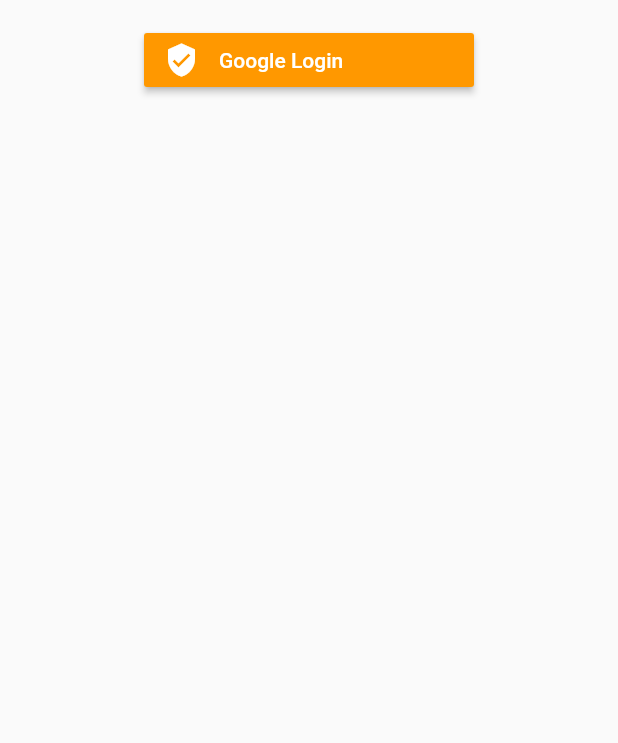
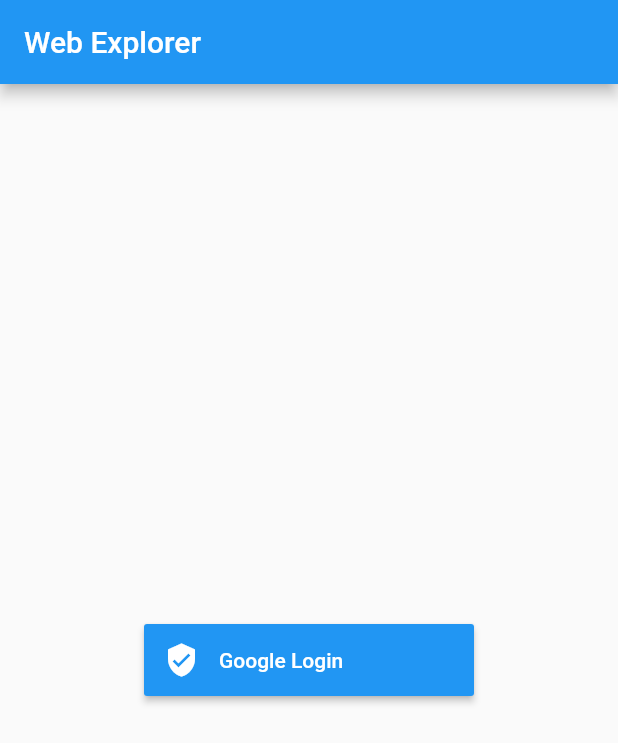
Before and after one commit to kouMatsumoto/web_explorer, a Flutter app: the screen it shows after launch, on a phone screen of 412 x 824 dp. Shown: the top 743 px of the screen. Run offline on Flutter 3.47's test engine with Material 2 defaults, Android fonts, the phone set to English and light mode, and no system bars; our stand-ins replace firebase_auth, firebase_core, flutter_signin_button, google_sign_in, webview_flutter; accounts and stored records are empty.

```diff
--- a/lib/auth_screen.dart
+++ b/lib/auth_screen.dart
@@ -20,20 +20,17 @@ class AuthScreen extends StatelessWidget {
   @override
   Widget build(BuildContext context) {
     return Scaffold(
-      body: Column(
-        crossAxisAlignment: CrossAxisAlignment.start,
-        children: <Widget>[
-          Container(
-            padding: const EdgeInsets.all(16),
-            alignment: Alignment.center,
-            child: SignInButtonBuilder(
-              icon: Icons.verified_user,
-              backgroundColor: Colors.orange,
-              text: 'Google Login',
-              onPressed: () => _loginWithGoogle(),
-            ),
+      appBar: AppBar(title: const Text('Web Explorer')),
+      body: Center(
+        child: Container(
+          height: 48,
+          child: SignInButtonBuilder(
+            icon: Icons.verified_user,
+            backgroundColor: Colors.blue,
+            text: 'Google Login',
+            onPressed: () => _loginWithGoogle(),
           ),
-        ],
+        ),
       ),
     );
   }
```
Also changed, not shown: lib/main.dart (+1 -37 lines), lib/main_screen.dart (added, +63 -0 lines).
